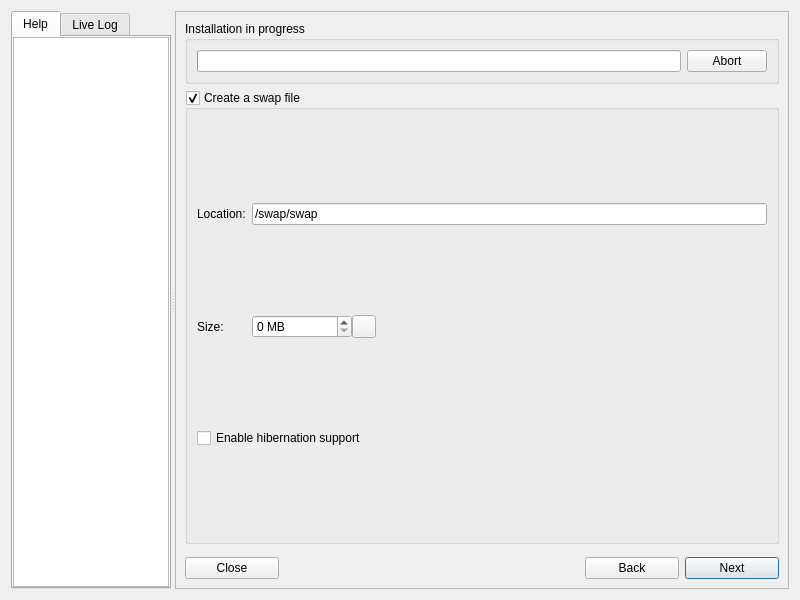
gazelle-installer/gazelle-installer, file meinstall.ui: the form before one commit.
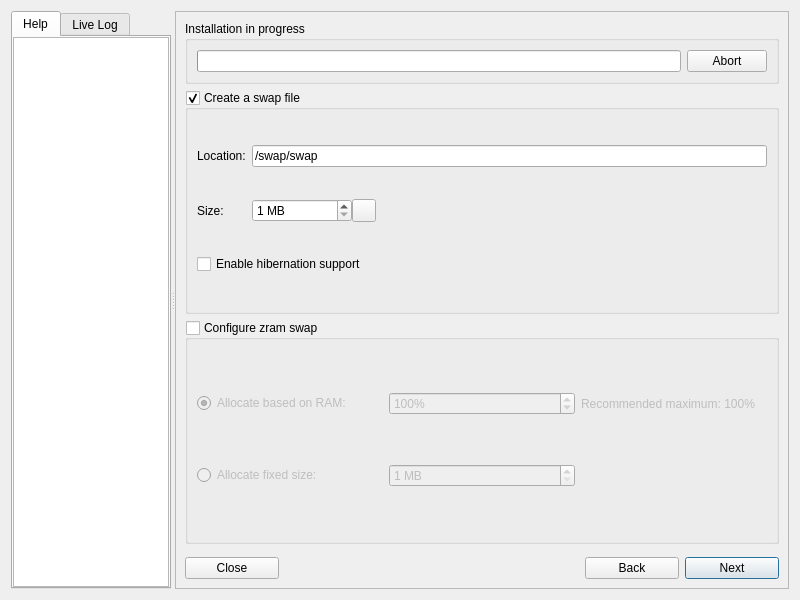
The form after the commit. The open tabs and pages were chosen to show the change. Icons and pictures are not drawn. Custom widgets are drawn as their Qt base class.

Commit message: Added zram configuration to swap page.  - Service still needs to be enabled in services page (if not already). Prevent swap file size 0, just uncheck if not needed.

The edit to the form file:
```diff
--- a/meinstall.ui
+++ b/meinstall.ui
@@ -986,6 +986,9 @@
                 </property>
                 <item>
                  <widget class="QSpinBox" name="spinSwapSize">
+                  <property name="minimum">
+                   <number>1</number>
+                  </property>
                   <property name="accelerated">
                    <bool>true</bool>
                   </property>
@@ -1047,6 +1050,90 @@
              </layout>
             </widget>
            </item>
+           <item>
+            <widget class="QGroupBox" name="boxSwapZram">
+             <property name="title">
+              <string>Configure zram swap</string>
+             </property>
+             <property name="checkable">
+              <bool>true</bool>
+             </property>
+             <property name="checked">
+              <bool>false</bool>
+             </property>
+             <layout class="QGridLayout">
+              <item row="0" column="0">
+               <widget class="QRadioButton" name="radioZramPercent">
+                <property name="text">
+                 <string>Allocate based on RAM:</string>
+                </property>
+                <property name="checked">
+                 <bool>true</bool>
+                </property>
+               </widget>
+              </item>
+              <item row="0" column="1">
+               <widget class="QSpinBox" name="spinZramPercent">
+                <property name="suffix">
+                 <string>%</string>
+                </property>
+                <property name="minimum">
+                 <number>1</number>
+                </property>
+                <property name="maximum">
+                 <number>1000</number>
+                </property>
+                <property name="singleStep">
+                 <number>10</number>
+                </property>
+                <property name="value">
+                 <number>100</number>
+                </property>
+               </widget>
+              </item>
+              <item row="0" column="2">
+               <widget class="QLabel" name="labelZramRecPercent">
+                <property name="text">
+                 <string>Recommended maximum: 100%</string>
+                </property>
+               </widget>
+              </item>
+              <item row="1" column="0">
+               <widget class="QRadioButton" name="radioZramSize">
+                <property name="text">
+                 <string>Allocate fixed size:</string>
+                </property>
+               </widget>
+              </item>
+              <item row="1" column="1">
+               <widget class="QSpinBox" name="spinZramSize">
+                <property name="enabled">
+                 <bool>false</bool>
+                </property>
+                <property name="suffix">
+                 <string> MB</string>
+                </property>
+                <property name="minimum">
+                 <number>1</number>
+                </property>
+                <property name="accelerated">
+                 <bool>true</bool>
+                </property>
+                <property name="stepType">
+                 <enum>QAbstractSpinBox::AdaptiveDecimalStepType</enum>
+                </property>
+               </widget>
+              </item>
+              <item row="1" column="2">
+               <widget class="QLabel" name="labelZramRecSize">
+                <property name="enabled">
+                 <bool>false</bool>
+                </property>
+               </widget>
+              </item>
+             </layout>
+            </widget>
+           </item>
            <item>
             <spacer>
              <property name="orientation">
```
Left out of the diff: 2 changed lines with no effect on the pictures. The commit also changes 4 other files.
